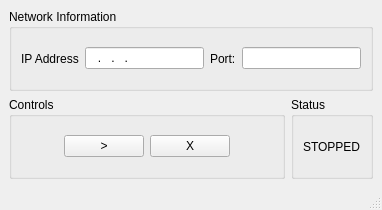
First picture: the form in mainwindow.ui, repository Rockwell95/PacketPlayer, before the edit.
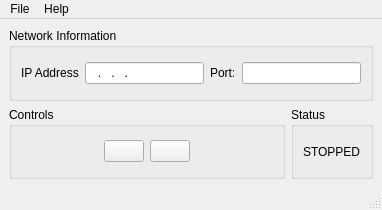
Second picture: the form after the edit. Icons and pictures are not drawn.

Diff of the .ui file:
```diff
--- a/mainwindow.ui
+++ b/mainwindow.ui
@@ -79,15 +79,39 @@
          </item>
          <item row="0" column="1">
           <widget class="QPushButton" name="playButton">
+           <property name="sizePolicy">
+            <sizepolicy hsizetype="Minimum" vsizetype="Fixed">
+             <horstretch>0</horstretch>
+             <verstretch>0</verstretch>
+            </sizepolicy>
+           </property>
            <property name="text">
-            <string>&gt;</string>
+            <string/>
+           </property>
+           <property name="icon">
+            <iconset theme="media-playback-start"/>
+           </property>
+           <property name="iconSize">
+            <size>
+             <width>25</width>
+             <height>25</height>
+            </size>
            </property>
           </widget>
          </item>
          <item row="0" column="2">
           <widget class="QPushButton" name="stopButton">
            <property name="text">
-            <string>X</string>
+            <string/>
+           </property>
+           <property name="icon">
+            <iconset theme="media-playback-stop"/>
+           </property>
+           <property name="iconSize">
+            <size>
+             <width>25</width>
+             <height>25</height>
+            </size>
            </property>
           </widget>
          </item>
@@ -136,6 +160,20 @@
      <height>22</height>
     </rect>
    </property>
+   <widget class="QMenu" name="menuFile">
+    <property name="title">
+     <string>File</string>
+    </property>
+    <addaction name="actionExit"/>
+   </widget>
+   <widget class="QMenu" name="menuHelp">
+    <property name="title">
+     <string>Help</string>
+    </property>
+    <addaction name="actionAbout"/>
+   </widget>
+   <addaction name="menuFile"/>
+   <addaction name="menuHelp"/>
   </widget>
   <widget class="QStatusBar" name="statusbar"/>
  </widget>
```
Left out of the diff: 10 changed lines with no effect on the pictures.
